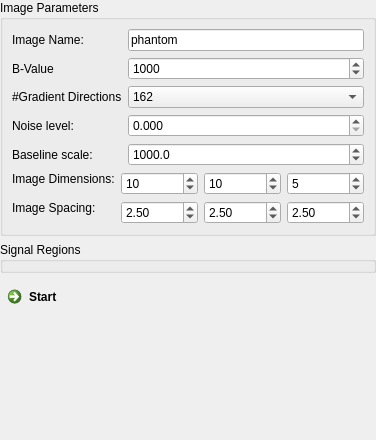
This is Plugins/org.mitk.gui.qt.diffusionimaging/src/internal/QmitkDwiSoftwarePhantomViewControls.ui in MITK/MITK as Qt 5 draws it before an edit. The edited form follows.
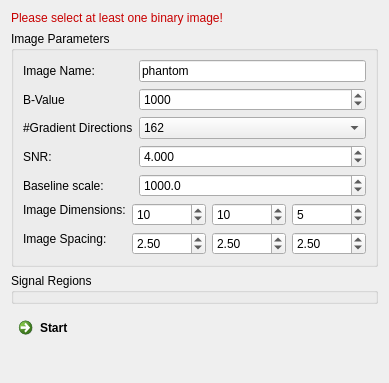
This is the edited form.

Commit message: refactored icons and perspectives. added SNR to phantom generation.

```diff
--- a/Plugins/org.mitk.gui.qt.diffusionimaging/src/internal/QmitkDwiSoftwarePhantomViewControls.ui
+++ b/Plugins/org.mitk.gui.qt.diffusionimaging/src/internal/QmitkDwiSoftwarePhantomViewControls.ui
@@ -6,18 +6,38 @@
    <rect>
     <x>0</x>
     <y>0</y>
-    <width>376</width>
-    <height>440</height>
+    <width>389</width>
+    <height>383</height>
    </rect>
   </property>
   <property name="windowTitle">
    <string>Form</string>
   </property>
-  <layout class="QGridLayout" name="gridLayout_6">
-   <property name="margin">
-    <number>0</number>
-   </property>
-   <item row="1" column="0">
+  <layout class="QGridLayout" name="gridLayout_2">
+   <item row="4" column="0" colspan="2">
+    <spacer name="verticalSpacer">
+     <property name="orientation">
+      <enum>Qt::Vertical</enum>
+     </property>
+     <property name="sizeHint" stdset="0">
+      <size>
+       <width>20</width>
+       <height>40</height>
+      </size>
+     </property>
+    </spacer>
+   </item>
+   <item row="3" column="0" colspan="2">
+    <widget class="QCommandLinkButton" name="m_GeneratePhantomButton">
+     <property name="enabled">
+      <bool>true</bool>
+     </property>
+     <property name="text">
+      <string>Start</string>
+     </property>
+    </widget>
+   </item>
+   <item row="1" column="0" colspan="2">
     <widget class="QGroupBox" name="groupBox">
      <property name="title">
       <string>Image Parameters</string>
@@ -185,7 +205,7 @@
          <item row="3" column="0">
           <widget class="QLabel" name="m_TensorsToDWINumDirsLabel_3">
            <property name="text">
-            <string>Noise level:</string>
+            <string>SNR:</string>
            </property>
           </widget>
          </item>
@@ -205,7 +225,7 @@
             <number>3</number>
            </property>
            <property name="minimum">
-            <double>0.000000000000000</double>
+            <double>0.001000000000000</double>
            </property>
            <property name="maximum">
             <double>100.000000000000000</double>
@@ -214,7 +234,7 @@
             <double>0.100000000000000</double>
            </property>
            <property name="value">
-            <double>0.000000000000000</double>
+            <double>4.000000000000000</double>
            </property>
           </widget>
          </item>
@@ -331,36 +351,117 @@
      </layout>
     </widget>
    </item>
-   <item row="3" column="0">
-    <widget class="QCommandLinkButton" name="m_GeneratePhantomButton">
-     <property name="enabled">
-      <bool>true</bool>
-     </property>
-     <property name="text">
-      <string>Start</string>
-     </property>
-    </widget>
-   </item>
-   <item row="5" column="0">
-    <spacer name="verticalSpacer">
-     <property name="orientation">
-      <enum>Qt::Vertical</enum>
-     </property>
-     <property name="sizeHint" stdset="0">
-      <size>
-       <width>20</width>
-       <height>40</height>
-      </size>
-     </property>
-    </spacer>
-   </item>
-   <item row="2" column="0">
+   <item row="2" column="0" colspan="2">
     <widget class="QGroupBox" name="m_SignalRegionBox">
      <property name="title">
       <string>Signal Regions</string>
      </property>
     </widget>
    </item>
+   <item row="0" column="0" colspan="2">
+    <widget class="QLabel" name="m_Instruction">
+     <property name="palette">
+      <palette>
+       <active>
+        <colorrole role="WindowText">
+         <brush brushstyle="SolidPattern">
+          <color alpha="255">
+           <red>200</red>
+           <green>0</green>
+           <blue>0</blue>
+          </color>
+         </brush>
+        </colorrole>
+        <colorrole role="Text">
+         <brush brushstyle="SolidPattern">
+          <color alpha="255">
+           <red>200</red>
+           <green>0</green>
+           <blue>0</blue>
+          </color>
+         </brush>
+        </colorrole>
+        <colorrole role="ButtonText">
+         <brush brushstyle="SolidPattern">
+          <color alpha="255">
+           <red>200</red>
+           <green>0</green>
+           <blue>0</blue>
+          </color>
+         </brush>
+        </colorrole>
+       </active>
+       <inactive>
+        <colorrole role="WindowText">
+         <brush brushstyle="SolidPattern">
+          <color alpha="255">
+           <red>200</red>
+           <green>0</green>
+           <blue>0</blue>
+          </color>
+         </brush>
+        </colorrole>
+        <colorrole role="Text">
+         <brush brushstyle="SolidPattern">
+          <color alpha="255">
+           <red>200</red>
+           <green>0</green>
+           <blue>0</blue>
+          </color>
+         </brush>
+        </colorrole>
+        <colorrole role="ButtonText">
+         <brush brushstyle="SolidPattern">
+          <color alpha="255">
+           <red>200</red>
+           <green>0</green>
+           <blue>0</blue>
+          </color>
+         </brush>
+        </colorrole>
+       </inactive>
+       <disabled>
+        <colorrole role="WindowText">
+         <brush brushstyle="SolidPattern">
+          <color alpha="255">
+           <red>84</red>
+           <green>82</green>
+           <blue>78</blue>
+          </color>
+         </brush>
+        </colorrole>
+        <colorrole role="Text">
+         <brush brushstyle="SolidPattern">
+          <color alpha="255">
+           <red>84</red>
+           <green>82</green>
+           <blue>78</blue>
+          </color>
+         </brush>
+        </colorrole>
+        <colorrole role="ButtonText">
+         <brush brushstyle="SolidPattern">
+          <color alpha="255">
+           <red>84</red>
+           <green>82</green>
+           <blue>78</blue>
+          </color>
+         </brush>
+        </colorrole>
+       </disabled>
+      </palette>
+     </property>
+     <property name="font">
+      <font>
+       <weight>50</weight>
+       <bold>false</bold>
+      </font>
+     </property>
+     <property name="text">
+      <string>Please select at least one binary image!</string>
+     </property>
+    </widget>
+   </item>
   </layout>
  </widget>
  <resources/>
```
Left out of the diff: 120 changed lines with no effect on the pictures. The commit also changes 45 other files.
